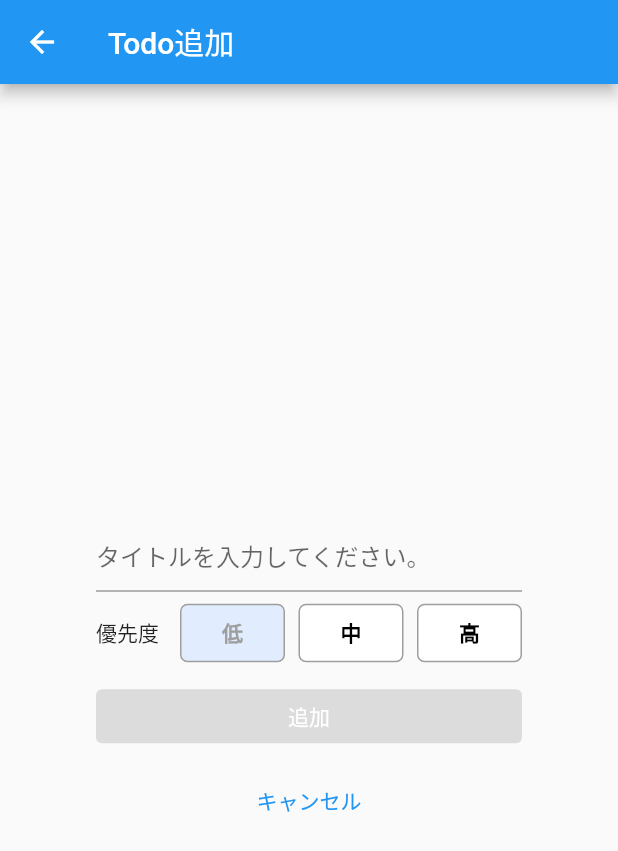
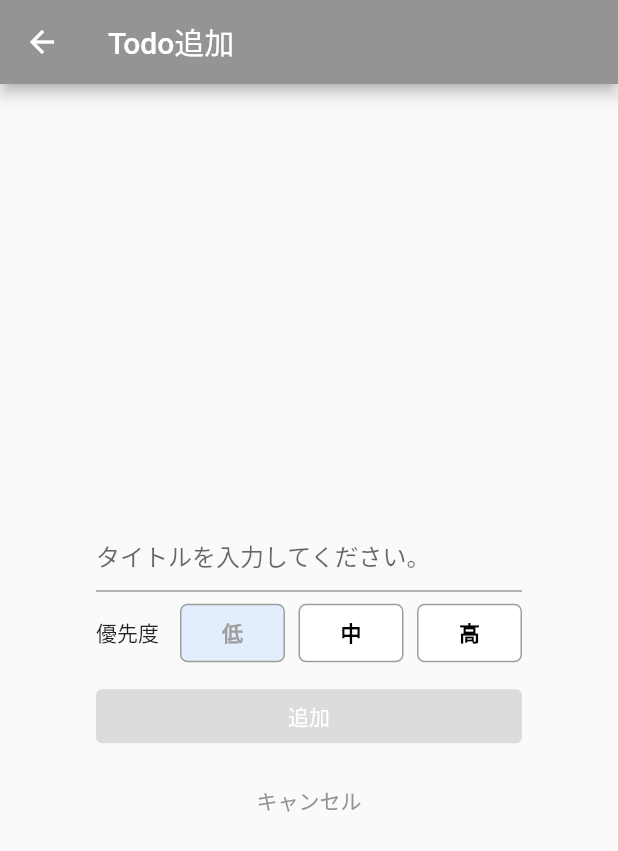
Before and after one commit to TakamuneSuda/todo-flutter, a Flutter app: the screen it shows after launch, after a tap on the "add" icon, on a phone screen of 412 x 824 dp. Shown: the top 851 px of the screen. Run offline on Flutter 3.47's test engine with Material 2 defaults, Android fonts, the phone set to English and light mode, and no system bars; our stand-ins replace hexcolor, sqflite; missing offline and left inert: dart:ffi; accounts and stored records are empty.

Commit message:
色の標準化・テーマカラー変更

```diff
--- /dev/null
+++ b/todo/lib/constants.dart
@@ -0,0 +1,28 @@
+import 'package:flutter/material.dart';
+import 'package:hexcolor/hexcolor.dart';
+
+class AppColors {
+  static Color THEME_COLOR = HexColor("##A1FF7A");
+
+  static Color SUBMIT_BUTTON_COLOR = HexColor("#6ECEFD");
+
+  static Color PRIORITY_COLOR_LOW = HexColor("#BDDCFF").withOpacity(0.4);
+  static Color PRIORITY_COLOR_MIDDLE = HexColor("#FFF499").withOpacity(0.4);
+  static Color PRIORITY_COLOR_HIGH = HexColor("#FFC5AE").withOpacity(0.4);
+}
+
+MaterialColor themeColor = MaterialColor(
+  0xFF949494,
+  <int, Color>{
+    50: HexColor("#949494").withOpacity(0.1),
+    100: HexColor("#949494").withOpacity(0.2),
+    200: HexColor("#949494").withOpacity(0.3),
+    300: HexColor("#949494").withOpacity(0.4),
+    400: HexColor("#949494").withOpacity(0.5),
+    500: HexColor("#949494").withOpacity(0.6),
+    600: HexColor("#949494").withOpacity(0.8),
+    700: HexColor("#949494").withOpacity(0.8),
+    800: HexColor("#949494").withOpacity(0.9),
+    900: HexColor("#949494").withOpacity(1.0),
+  },
+);
--- a/todo/lib/main.dart
+++ b/todo/lib/main.dart
@@ -1,15 +1,13 @@
 import 'dart:ffi';
 
 import 'package:flutter/material.dart';
+import 'package:todo/constants.dart';
 import 'package:todo/database_helper.dart';
+import 'package:hexcolor/hexcolor.dart';
 
 int PRIORITY_VALUE_LOW = 0;
 int PRIORITY_VALUE_MIDDLE = 1;
 int PRIORITY_VALUE_HIGH = 2;
-
-Color PRIORITY_COLOR_LOW = Color.fromARGB(255, 225, 237, 255);
-Color PRIORITY_COLOR_MIDDLE = Color.fromARGB(255, 255, 252, 226);
-Color PRIORITY_COLOR_HIGH = Color.fromARGB(255, 255, 221, 220);
 
 Future<void> main() async {
   WidgetsFlutterBinding.ensureInitialized();
@@ -26,7 +24,8 @@ class MyTodoApp extends StatelessWidget {
     return MaterialApp(
       title: 'My Todo App',
       theme: ThemeData(
-        primarySwatch: Colors.blue,
+        primarySwatch: themeColor,
+      //  color
       ),
       home: TodoListPage(),
     );
@@ -67,7 +66,7 @@ class _TodoListPageState extends State<TodoListPage> {
                     background: Container(
                       alignment: Alignment.centerRight,
                       padding: EdgeInsets.only(right: 20.0),
-                      color: Colors.red,
+                      color: HexColor("#ff2222"),
                       child: Icon(
                         Icons.delete,
                         color: Colors.white,
@@ -75,9 +74,9 @@ class _TodoListPageState extends State<TodoListPage> {
                     ),
                     child: ListTile(
                       tileColor
-                        : todo.priority == 0 ? PRIORITY_COLOR_LOW
-                        : todo.priority == 1 ? PRIORITY_COLOR_MIDDLE
-                        : todo.priority == 2 ? PRIORITY_COLOR_HIGH
+                        : todo.priority == 0 ? AppColors.PRIORITY_COLOR_LOW
+                        : todo.priority == 1 ? AppColors.PRIORITY_COLOR_MIDDLE
+                        : todo.priority == 2 ? AppColors.PRIORITY_COLOR_HIGH
                         : null,
                       title: Text(todo.title ?? ''),
                       onTap: () async {
@@ -208,7 +207,9 @@ class _TodoAddEditPageState extends State<TodoAddEditPage>{
             Container(
               width: double.infinity,
               child: ElevatedButton(
-                // primary: Colors.blue,
+                style: ElevatedButton.styleFrom(
+                  backgroundColor: AppColors.SUBMIT_BUTTON_COLOR,
+                ),
                 onPressed
                   : _text.isEmpty ? null
                   : () async {
@@ -290,15 +291,15 @@ class PriorityButton extends StatelessWidget {
     Color textColor;
     switch (value) {
       case 'low':
-        backgroundColor = isSelected ? PRIORITY_COLOR_LOW : Colors.white;
+        backgroundColor = isSelected ? AppColors.PRIORITY_COLOR_LOW : Colors.white;
         textColor = isSelected ? Colors.grey : Colors.black;
         break;
       case 'middle':
-        backgroundColor = isSelected ? PRIORITY_COLOR_MIDDLE : Colors.white;
+        backgroundColor = isSelected ? AppColors.PRIORITY_COLOR_MIDDLE : Colors.white;
         textColor = isSelected ? Colors.grey : Colors.black;
         break;
       case 'high':
-        backgroundColor = isSelected ? PRIORITY_COLOR_HIGH : Colors.white;
+        backgroundColor = isSelected ? AppColors.PRIORITY_COLOR_HIGH : Colors.white;
         textColor = isSelected ? Colors.grey : Colors.black;
         break;
       default:
--- a/todo/pubspec.yaml
+++ b/todo/pubspec.yaml
@@ -35,6 +35,7 @@ dependencies:
   # The following adds the Cupertino Icons font to your application.
   # Use with the CupertinoIcons class for iOS style icons.
   cupertino_icons: ^1.0.2
+  hexcolor: ^3.0.1
 
 dev_dependencies:
   flutter_test:
```
Also changed, not shown: todo/pubspec.lock.
